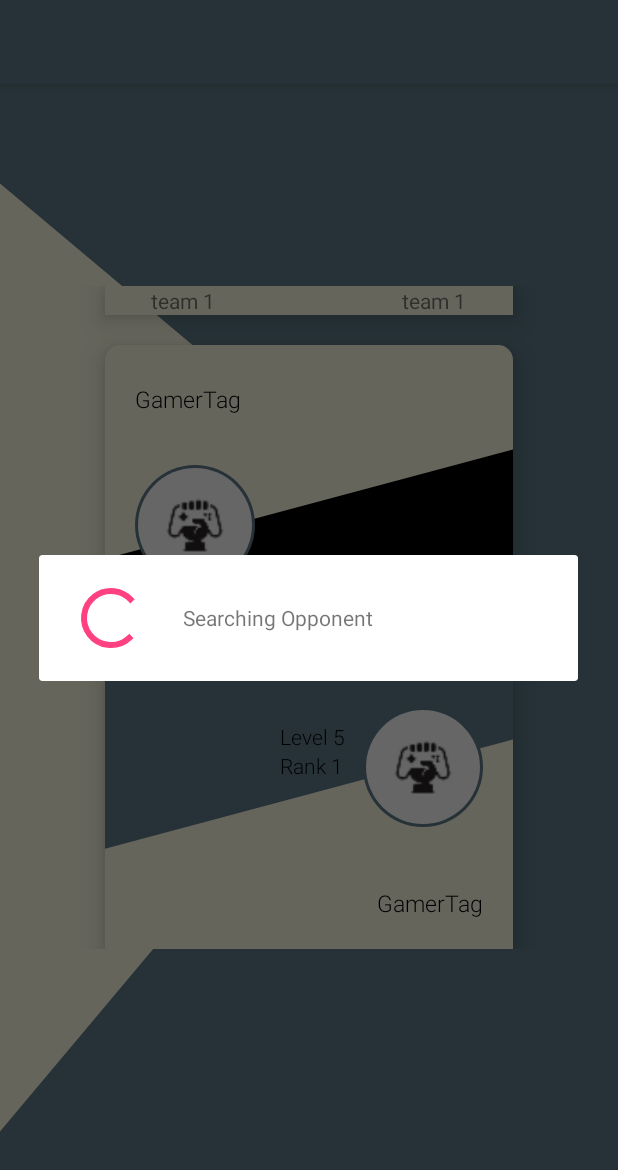
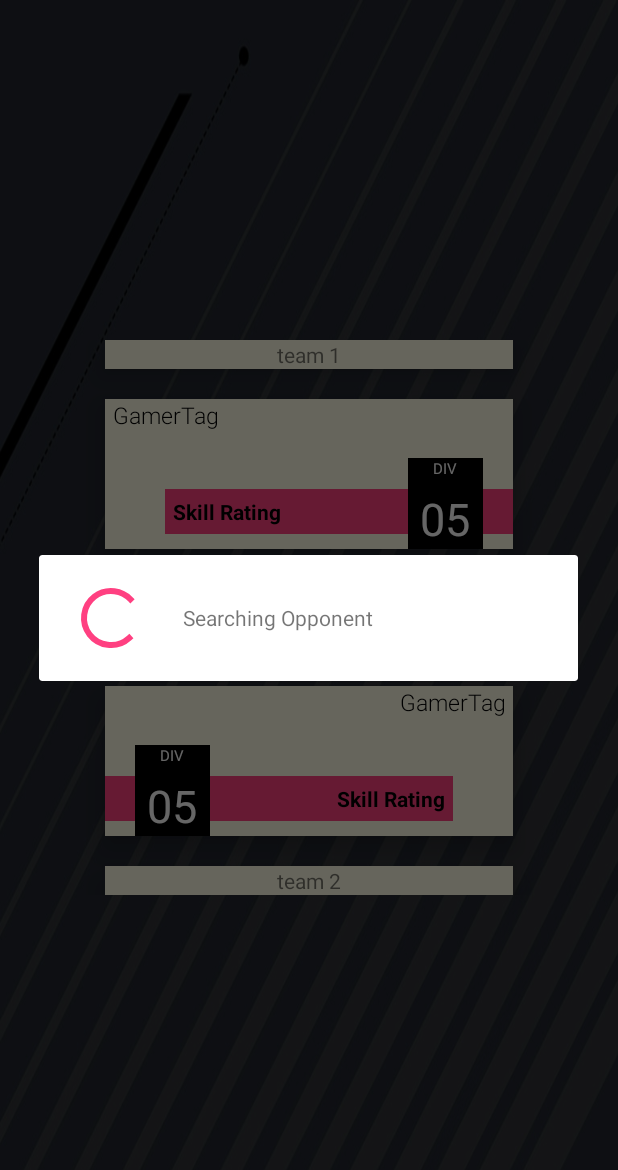
Before and after one commit to pablod1686/futpro, an Android app: the MatchActivity screen opened directly, with no data from a screen before it, on a phone screen of 412 x 824 dp. Shown: the top 1170 px of the screen. Run offline under Robolectric (Android 15) with nearby library versions, the phone set to English and light mode, and no system bars; libraries missing offline, so code that uses them is left out: profile.services; 6 statements that could not run were skipped.

Commit message:
rearranged layout on matchactivity for random and custom pairing

```diff
--- a/app/src/main/res/layout/second_activity.xml
+++ b/app/src/main/res/layout/second_activity.xml
@@ -1,105 +1,62 @@
 <?xml version="1.0" encoding="utf-8"?>
 
-<RelativeLayout xmlns:android="http://schemas.android.com/apk/res/android"
-
-
+<RelativeLayout
+    xmlns:android="http://schemas.android.com/apk/res/android"
+    xmlns:tools="http://schemas.android.com/tools"
     android:layout_width="match_parent"
     android:layout_height="match_parent"
     xmlns:app="http://schemas.android.com/apk/res-auto"
-    android:background="@drawable/background_two"
-
-    >
-
-    <ScrollView
-        android:layout_width="match_parent"
-        android:layout_height="match_parent"
+    android:background="@drawable/fifa_mode_2"
     >
 
 
-
-
-        <RelativeLayout
-            android:layout_width="match_parent"
+    <LinearLayout
+        android:layout_width="wrap_content"
         android:layout_height="wrap_content"
-            android:layout_gravity="center"
+        android:layout_centerInParent="true"
+        android:orientation="vertical"
         >
 
 
-
-            <LinearLayout
-                android:layout_width="match_parent"
-                android:layout_height="wrap_content"
-                android:layout_alignParentStart="true"
-                android:layout_centerVertical="true"
-                android:orientation="vertical">
-
-                <LinearLayout
+            <TextView
+                android:id="@+id/match_team_one"
                 android:layout_width="match_parent"
                 android:layout_height="wrap_content"
                 android:orientation="horizontal"
                 android:layout_marginEnd="70dp"
                 android:layout_marginStart="70dp"
-                    android:layout_marginBottom="20dp"
+                android:background="#FFFDE7"
+                android:elevation="10dp"
+                android:gravity="center"
+                android:text="team 1"
+                />
+
+            <RelativeLayout
+                android:id="@+id/container"
+                android:layout_width="match_parent"
+                android:layout_height="100dp"
+                android:layout_marginTop="20dp"
+                android:layout_marginEnd="70dp"
+                android:layout_marginStart="70dp"
                 android:background="#FFFDE7"
                 android:elevation="10dp"
                 >
 
-                    <TextView
-                        android:id="@+id/match_team_one"
-                        android:layout_width="wrap_content"
-                        android:layout_height="wrap_content"
-                        android:layout_weight="1"
-                        android:gravity="center"
-                        android:text="team 1"
-                        />
-
-                    <TextView
-                        android:layout_width="wrap_content"
-                        android:layout_height="wrap_content"
-                        android:gravity="center"
-                        android:layout_weight="1"/>
-
-                    <TextView
-                        android:id="@+id/match_team_two"
-                        android:layout_width="wrap_content"
-                        android:layout_height="wrap_content"
-                        android:gravity="center"
-                        android:layout_weight="1"
-                        android:text="team 1"/>
-
-
-
-                </LinearLayout>
-
-
-                <RelativeLayout
-
+                <LinearLayout
+                    android:id="@+id/container_one"
                     android:layout_width="match_parent"
                     android:layout_height="wrap_content"
-                    android:layout_marginEnd="70dp"
-                    android:layout_marginStart="70dp"
-                    android:layout_weight="1"
-                    android:background="@drawable/background"
-                    android:elevation="10dp"
-
+                    android:orientation="horizontal"
                     >
-
-                    <LinearLayout
-                        android:layout_width="match_parent"
-                        android:layout_height="wrap_content"
-                        android:layout_marginStart="20dp"
-                        android:layout_marginTop="25dp"
-
-                        >
-
 
                     <TextView
                         android:id="@+id/user_one"
                         android:layout_width="wrap_content"
                         android:layout_height="wrap_content"
                         android:fontFamily="sans-serif-light"
-                            android:gravity="center_vertical"
+                        android:paddingStart="5dp"
                         android:text="GamerTag"
+                        android:layout_weight="1"
                         android:textColor="#000000"
                         android:textSize="15sp" />
 
@@ -107,19 +64,16 @@
                         android:id="@+id/consoleType"
                         android:layout_width="wrap_content"
                         android:layout_height="wrap_content"
+                        android:layout_weight="1"
                         android:layout_marginStart="100dp"
 
                         />
 
+
+
                 </LinearLayout>
 
-                    <LinearLayout
-
-                        android:layout_width="match_parent"
-                        android:layout_height="match_parent"
-                        android:layout_marginTop="80dp">
-
-
+                <!--
                 <circle.CircularImageView
                     android:id="@+id/imgage_one"
                     android:layout_width="80dp"
@@ -128,176 +82,277 @@
                     app:civ_border_width="2dp"
                     app:civ_border_color="@color/colorPrimaryDark"/>
 
+                    -->
 
-                        <LinearLayout
+                <RelativeLayout
+                    android:id="@+id/sub_container_one"
+                    android:layout_width="match_parent"
+                    android:layout_height="wrap_content"
 
+                    >
+
+                    <TextView
+                        android:id="@+id/skill_rating"
                         android:layout_width="match_parent"
-                            android:layout_height="match_parent"
-                            android:layout_marginStart="12dp"
-                            android:orientation="vertical">
+                        android:layout_height="wrap_content"
+                        android:background="#FF4081"
+                        android:paddingStart="5dp"
+                        android:paddingTop="5dp"
+                        android:paddingBottom="5dp"
+                        android:layout_marginStart="40dp"
+                        android:layout_marginTop="60dp"
+                        android:fontFamily="sans-serif"
+                        android:text="Skill Rating"
+                        android:textStyle="bold"
+                        android:textColor="#000000"
+                        tools:ignore="RtlSymmetry" />
 
 
+                    <RelativeLayout
+                        android:id="@+id/sub_container_two"
+                        android:layout_width="50dp"
+                        android:layout_height="wrap_content"
+                        android:layout_marginStart="150dp"
+                        android:layout_alignParentBottom="true"
+                        android:layout_alignParentEnd="true"
+                        android:layout_marginEnd="20sp"
+                        android:background="#000000"
+                        >
+
                         <TextView
+                            android:layout_width="match_parent"
+                            android:layout_height="wrap_content"
+                            android:gravity="center_horizontal"
+                            android:text="DIV"
+                            android:textSize="10sp"
+                            android:textColor="#ffffff"
 
-                                android:layout_width="wrap_content"
+                            />
+
+                        <TextView
+                            android:id="@+id/div"
+                            android:layout_width="match_parent"
                             android:layout_height="wrap_content"
-                                android:fontFamily="sans-serif-light"
-                                android:paddingTop="30dp"
-                                android:text="Level 5"
-                                android:textColor="@android:color/black" />
+                            android:gravity="center"
+                            android:layout_marginTop="20dp"
+                            android:text="05"
+                            android:textSize="30sp"
+                            android:textColor="#ffffff"
+
+                            />
 
 
-                            <TextView
-
-                                android:layout_width="wrap_content"
-                                android:layout_height="wrap_content"
-                                android:fontFamily="sans-serif-light"
-                                android:text="Rank 1"
-                                android:textColor="#000000" />
-
-                        </LinearLayout>
 
 
-                    </LinearLayout>
+                    </RelativeLayout>
 
                 </RelativeLayout>
 
 
 
+            </RelativeLayout>
 
-                <RelativeLayout
-
+            <LinearLayout
                 android:layout_width="match_parent"
                 android:layout_height="wrap_content"
                 android:layout_marginEnd="70dp"
                 android:layout_marginStart="70dp"
+                android:layout_marginTop="20dp"
+                android:orientation="horizontal"
+                android:layout_gravity="center"
+                android:gravity="center"
+                >
+
+                <circle.CircularImageView
+                    android:id="@+id/imgage_one"
+                    android:layout_width="50dp"
+                    android:layout_height="50dp"
+                    app:civ_border_width="2dp"
+                    app:civ_border_color="#FF4081"/>
+
+                <LinearLayout
+                    android:layout_width="wrap_content"
+                    android:layout_height="50dp"
+                    android:layout_marginStart="20dp"
+                    android:layout_marginEnd="20dp"
                     android:layout_weight="1"
-                    android:background="@drawable/background_one"
+                    android:orientation="vertical"
+
+                    >
+
+                    <TextView
+                        android:layout_width="match_parent"
+                        android:layout_height="match_parent"
+                        android:text="$5.0"
+                        android:layout_weight="1"
+                        android:gravity="center"
+                        android:textColor="#ffffff"
+                        />
+
+                    <TextView
+                        android:id="@+id/confirm_match"
+                        android:layout_width="match_parent"
+                        android:layout_height="match_parent"
+                        android:layout_weight="1"
+                        android:text="ACCEPT"
+                        android:gravity="center"
+                        android:textColor="#ffffff"
+                        android:background="#FF4081"
+                        />
+
+
+                </LinearLayout>
+
+                <circle.CircularImageView
+                    android:id="@+id/imgage_two"
+                    android:layout_width="50dp"
+                    android:layout_height="50dp"
+                    app:civ_border_width="2dp"
+                    app:civ_border_color="#FF4081"/>
+
+
+            </LinearLayout>
+
+            <RelativeLayout
+                android:id="@+id/container_two"
+                android:layout_width="match_parent"
+                android:layout_height="100dp"
+                android:layout_marginEnd="70dp"
+                android:layout_marginStart="70dp"
+                android:layout_marginTop="20dp"
+                android:background="#FFFDE7"
                 android:elevation="10dp"
+                android:layout_below="@id/container"
 
                 >
 
                 <LinearLayout
-
                     android:layout_width="match_parent"
                     android:layout_height="wrap_content"
-                        android:layout_marginTop="80dp"
-                        android:gravity="end">
+                    android:orientation="horizontal"
+                    >
 
 
-                        <LinearLayout
 
+                    <ImageView
+                        android:id="@+id/consoleTypeII"
                         android:layout_width="wrap_content"
                         android:layout_height="wrap_content"
-                            android:layout_gravity="top"
-                            android:layout_marginEnd="12dp"
-                            android:layout_marginTop="10dp"
-                            android:orientation="vertical">
-
-
-                            <TextView
-
-                                android:layout_width="wrap_content"
-                                android:layout_height="wrap_content"
-                                android:fontFamily="sans-serif-light"
-                                android:text="Level 5"
-                                android:textColor="@android:color/black" />
-
-
-                            <TextView
-                                android:layout_width="wrap_content"
-                                android:layout_height="wrap_content"
-                                android:fontFamily="sans-serif-light"
-                                android:text="Rank 1"
-                                android:textColor="#000000" />
-
-                        </LinearLayout>
-
-
-                        <circle.CircularImageView
-                            android:id="@+id/imgage_two"
-                            android:layout_width="80dp"
-                            android:layout_height="80dp"
-                            android:layout_marginEnd="20dp"
-                            app:civ_border_width="2dp"
-                            app:civ_border_color="@color/colorPrimaryDark"/>
-
-
-                    </LinearLayout>
-
-                    <LinearLayout
-                        android:layout_width="match_parent"
-                        android:layout_height="wrap_content"
-                        android:layout_marginEnd="20dp"
-                        android:layout_marginStart="40dp"
-                        android:layout_marginTop="200dp"
-                        android:gravity="end">
-
-                        <ImageView
-
-                            android:layout_width="wrap_content"
-                            android:layout_height="wrap_content"
-                            android:layout_marginStart="20dp"
+                        android:layout_weight="1"
+                        android:layout_marginStart="100dp"
 
                         />
-
 
                     <TextView
                         android:id="@+id/user_two"
                         android:layout_width="wrap_content"
                         android:layout_height="wrap_content"
-                            android:layout_marginBottom="20dp"
                         android:fontFamily="sans-serif-light"
+                        android:paddingEnd="5dp"
                         android:text="GamerTag"
+                        android:textAlignment="textEnd"
+                        android:layout_weight="1"
                         android:textColor="#000000"
                         android:textSize="15sp" />
+
+                </LinearLayout>
+
+                <!--
+                <circle.CircularImageView
+                    android:id="@+id/imgage_one"
+                    android:layout_width="80dp"
+                    android:layout_height="80dp"
+                    android:layout_marginStart="20dp"
+                    app:civ_border_width="2dp"
+                    app:civ_border_color="@color/colorPrimaryDark"/>
+
+                    -->
+
+                <RelativeLayout
+                    android:id="@+id/inner_container_two"
+                    android:layout_width="match_parent"
+                    android:layout_height="wrap_content"
+
+                    >
+
+                    <TextView
+                        android:id="@+id/skill_rating_II"
+                        android:layout_width="match_parent"
+                        android:layout_height="wrap_content"
+                        android:background="#FF4081"
+                        android:textAlignment="viewEnd"
+                        android:paddingTop="5dp"
+                        android:paddingBottom="5dp"
+                        android:layout_marginEnd="40dp"
+                        android:layout_marginTop="60dp"
+                        android:paddingEnd="5dp"
+                        android:fontFamily="sans-serif"
+                        android:text="Skill Rating"
+                        android:textStyle="bold"
+                        android:textColor="#000000"
+                        />
+
+
+                    <RelativeLayout
+                        android:layout_width="50dp"
+                        android:layout_height="wrap_content"
+                        android:layout_marginStart="20dp"
+                        android:layout_alignParentBottom="true"
+                        android:background="#000000"
+                        >
+
+                        <TextView
+                            android:layout_width="match_parent"
+                            android:layout_height="wrap_content"
+                            android:gravity="center_horizontal"
+                            android:text="DIV"
+                            android:textSize="10sp"
+                            android:textColor="#ffffff"
+
+                            />
+
+                        <TextView
+                            android:id="@+id/div_II"
+                            android:layout_width="match_parent"
+                            android:layout_height="wrap_content"
+                            android:gravity="center"
+                            android:layout_marginTop="20dp"
+                            android:text="05"
+                            android:textSize="30sp"
+                            android:textColor="#ffffff"
+
+                            />
+
+
+
+
+                    </RelativeLayout>
+
+                </RelativeLayout>
+
+
+
+            </RelativeLayout>
+
+            <TextView
+                android:id="@+id/match_team_two"
+                android:layout_width="match_parent"
+                android:layout_height="wrap_content"
+                android:orientation="horizontal"
+                android:layout_marginEnd="70dp"
+                android:layout_marginStart="70dp"
+                android:layout_marginTop="20dp"
+                android:background="#FFFDE7"
+                android:elevation="10dp"
+                android:gravity="center"
+                android:text="team 2"
+                android:layout_below="@id/container_two"
+                />
 
 
     </LinearLayout>
 
 
-                </RelativeLayout>
-
-            </LinearLayout>
 
 
 </RelativeLayout>
-
-
-    </ScrollView>
-
-
-
-
-
-    <android.support.design.widget.AppBarLayout
-        android:layout_width="match_parent"
-        android:layout_height="wrap_content"
-        android:theme="@style/AppTheme.AppBarOverlay">
-
-        <android.support.v7.widget.Toolbar
-            android:id="@+id/toolbar_match"
-            android:layout_width="match_parent"
-            android:layout_height="?attr/actionBarSize"
-            android:background="#607D8B"
-            app:popupTheme="@style/AppTheme.PopupOverlay" >
-
-
-            <TextView
-
-                android:layout_width="wrap_content"
-                android:layout_height="wrap_content"
-                android:fontFamily="sans-serif-light"
-                android:gravity="center_vertical"
-                android:textSize="24sp" />
-
-        </android.support.v7.widget.Toolbar>
-
-
-    </android.support.design.widget.AppBarLayout>
-
-
-
-
-
-</RelativeLayout>
```
Lines whose indentation alone changed are shown as unchanged.
